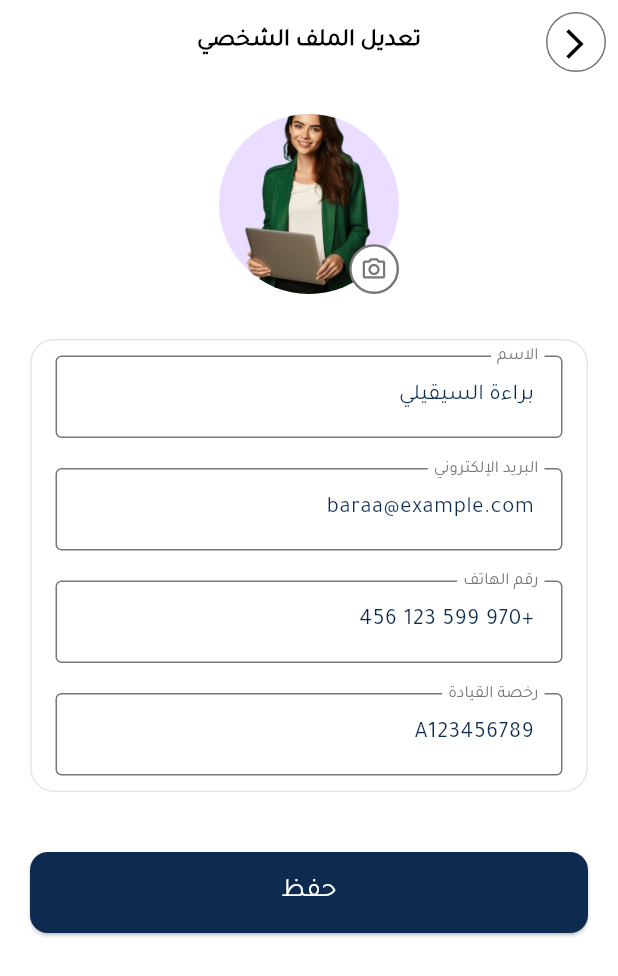
After one commit to SamerZaina/Vehicle_Rental_App, a Flutter app: the EditAgencyProfile screen opened directly, on a phone screen of 412 x 824 dp. The commit adds this screen. Shown: the top 976 px of the screen. Run offline on Flutter 3.47's test engine with Material 3 defaults, Android fonts, the phone set to English and light mode, and no system bars; our stand-ins replace flutter_screenutil, get, google_fonts, shared_preferences, smooth_page_indicator; missing offline and left inert: dart:ffi; accounts and stored records are empty.

Commit message:
add refactor widget , so code more understandable ,and add agency edit profile screen

```diff
--- /dev/null
+++ b/lib/screens/agency_bottom_navigation_item/edit_agency_profile.dart
@@ -0,0 +1,148 @@
+import 'package:flutter/material.dart';
+import 'package:vehicle_rental_app/utils/constants/colors.dart';
+
+import '../../utils/refactor_widget/profile_avatar.dart';
+
+class EditAgencyProfile extends StatefulWidget {
+  const EditAgencyProfile({super.key});
+
+  @override
+  State<EditAgencyProfile> createState() => _EditAgencyProfileState();
+}
+
+class _EditAgencyProfileState extends State<EditAgencyProfile> {
+  static const Color kIconColor = Color(0xFF767676);
+
+  final TextEditingController nameController = TextEditingController(text: "براءة السيقيلي");
+  final TextEditingController emailController = TextEditingController(text: "baraa@example.com");
+  final TextEditingController phoneController = TextEditingController(text: "+970 599 123 456");
+  final TextEditingController licenseController = TextEditingController(text: "A123456789");
+
+  @override
+  Widget build(BuildContext context) {
+    return Scaffold(
+      backgroundColor: RColors.white,
+
+      appBar: AppBar(
+        backgroundColor: RColors.white,
+        elevation: 0,
+        title: const Text(
+          "تعديل الملف الشخصي",
+          style: TextStyle(
+            color: Color(0xFF000000),
+            fontWeight: FontWeight.bold,
+          ),
+        ),
+        centerTitle: true,
+        leading: Padding(
+          padding: const EdgeInsets.all(8.0),
+          child: Container(
+            decoration: BoxDecoration(
+              shape: BoxShape.circle,
+              border: Border.all(color: kIconColor),
+            ),
+            child: IconButton(
+              icon: const Icon(Icons.arrow_back_ios_outlined, color: Colors.black),
+              onPressed: () => Navigator.pop(context),
+            ),
+          ),
+        ),
+      ),
+
+      body: SafeArea(
+        child: ListView(
+          padding: const EdgeInsets.symmetric(horizontal: 20),
+          children: [
+            const SizedBox(height: 20),
+
+            // Profile Image
+            ProfileAvatar(kIconColor: kIconColor
+              , icon: Icons.camera_alt_outlined,
+              imagePath: "assets/images/women.png",
+            ),
+
+            const SizedBox(height: 30),
+
+            // Editable Info Card (without divider lines)
+            Container(
+              decoration: BoxDecoration(
+                color: RColors.white,
+                borderRadius: BorderRadius.circular(16),
+                border: Border.all(color: RColors.borderSecondary),
+              ),
+              child: Column(
+                children: [
+                  _editableField("الاسم", nameController),
+                  _editableField("البريد الإلكتروني", emailController),
+                  _editableField("رقم الهاتف", phoneController),
+                  _editableField("رخصة القيادة", licenseController),
+                  // No divider between fields
+                ],
+              ),
+            ),
+
+            const SizedBox(height: 40),
+
+            // Save Button
+            SizedBox(
+              width: double.infinity,
+              child: ElevatedButton(
+                onPressed: () {
+                  ScaffoldMessenger.of(context).showSnackBar(
+                    SnackBar(
+                      content: const Text(
+                        "تم تعديل البيانات بنجاح!",
+                        style: TextStyle(
+                          fontSize: 16,
+                          fontWeight: FontWeight.bold,
+                        ),
+                        textAlign: TextAlign.center,
+                      ),
+                      backgroundColor: RColors.primary,
+                      behavior: SnackBarBehavior.floating,
+                      duration: const Duration(seconds: 3),
+                      margin: const EdgeInsets.symmetric(horizontal: 20, vertical: 10),
+                      shape: RoundedRectangleBorder(
+                        borderRadius: BorderRadius.circular(12),
+                      ),
+                    ),
+                  );
+                },
+                style: ElevatedButton.styleFrom(
+                  backgroundColor: RColors.primary,
+                  padding: const EdgeInsets.symmetric(vertical: 14),
+                  shape: RoundedRectangleBorder(
+                    borderRadius: BorderRadius.circular(12),
+                  ),
+                ),
+                child: const Text(
+                  "حفظ",
+                  style: TextStyle(fontSize: 18, color: Colors.white),
+                ),
+              ),
+            ),
+
+            const SizedBox(height: 30),
+          ],
+        ),
+      ),
+    );
+  }
+
+  Widget _editableField(String label, TextEditingController controller) {
+    return Padding(
+      padding: const EdgeInsets.symmetric(horizontal: 16, vertical: 10),
+      child: TextField(
+        controller: controller,
+        decoration: InputDecoration(
+          labelText: label,
+          labelStyle: const TextStyle(color: kIconColor),
+          border: const OutlineInputBorder(),
+          focusedBorder: OutlineInputBorder(
+            borderSide: BorderSide(color: RColors.primary),
+          ),
+        ),
+      ),
+    );
+  }
+}
--- a/lib/screens/login/login_screen.dart
+++ b/lib/screens/login/login_screen.dart
@@ -149,7 +149,7 @@ class _LoginScreenState extends State<LoginScreen> {
                       mainAxisAlignment: MainAxisAlignment.center,
                       children: [
                         LoginSignButton(title: RTexts.loginBtn, onPressed: () {
-                          Get.to(Profile());
+                          Get.to(BottomNavigation());
                         }),
                         SizedBox(height: RSizes.spaceBtwItems),
                         SecondButton(title: RTexts.signupBtn, onPressed: () {
```
Also changed, not shown: lib/screens/agency_bottom_navigation_item/agency_profile.dart (+6 -59 lines), lib/screens/bottom_navigation_items/profile_screen.dart (+3 -58 lines), lib/utils/refactor_widget/logout_dialog.dart (added, +62 -0 lines).
